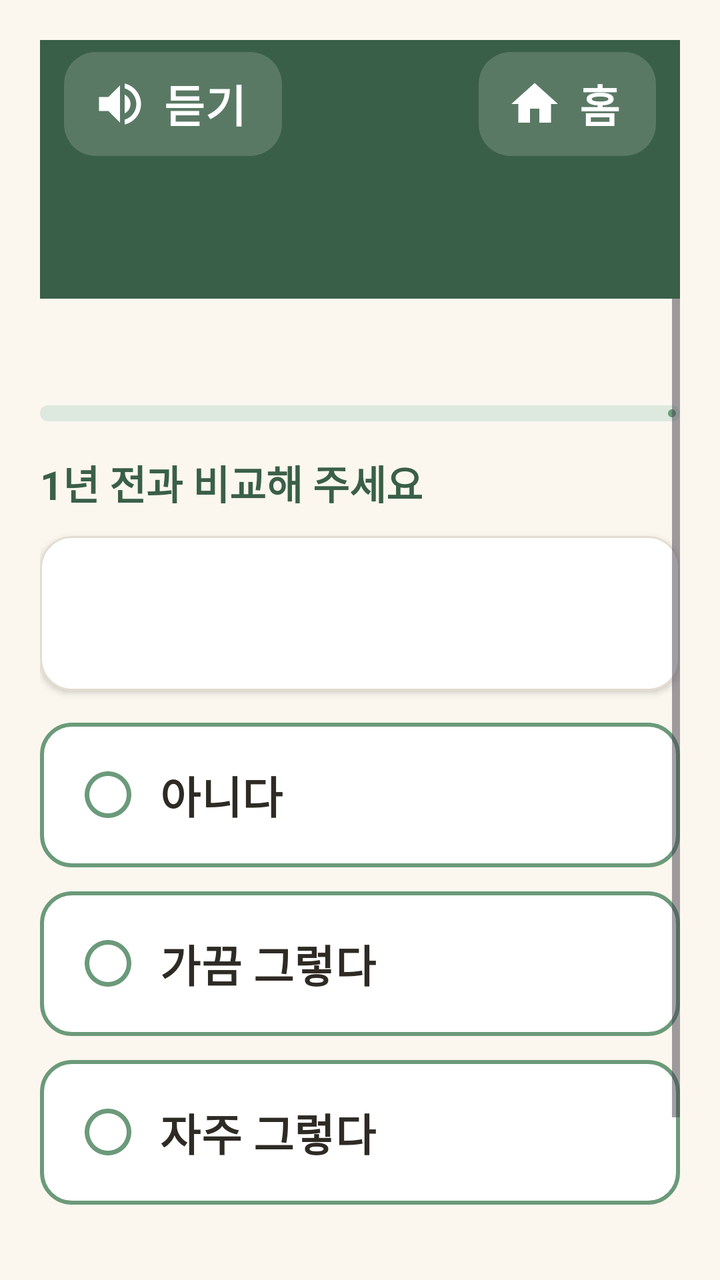
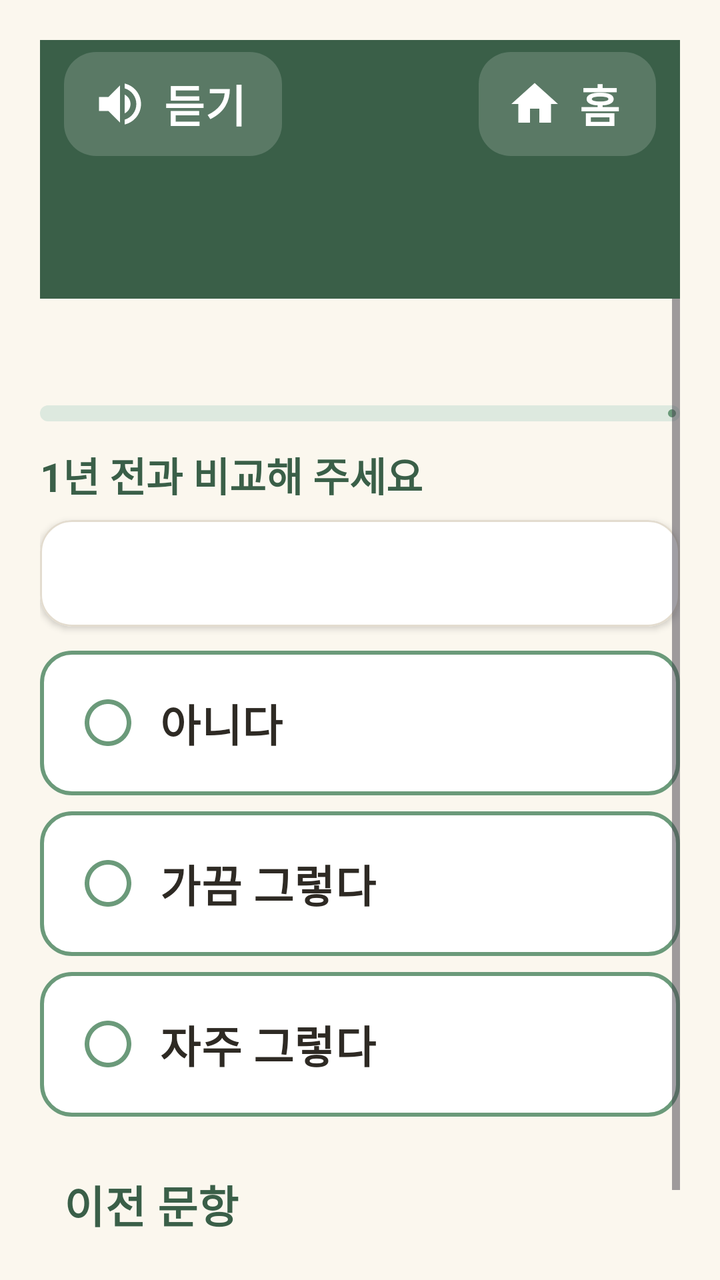

Compare the two renders of this Android layout. The source of the first and the diff that turns it into the second are given below.
<!-- AndroidManifest.xml: application theme Theme.Dorawing -->
<!-- res/layout/activity_diagnosis_question.xml -->
<?xml version="1.0" encoding="utf-8"?>
<LinearLayout xmlns:android="http://schemas.android.com/apk/res/android"
    xmlns:app="http://schemas.android.com/apk/res-auto"
    android:layout_width="match_parent"
    android:layout_height="match_parent"
    android:orientation="vertical"
    android:padding="@dimen/screen_padding">

    <include
        android:id="@+id/topBar"
        layout="@layout/view_top_bar" />

    
    <ScrollView
        android:layout_width="match_parent"
        android:layout_height="0dp"
        android:layout_weight="1"
        android:fadeScrollbars="false"
        android:fillViewport="true">

        <LinearLayout
            android:layout_width="match_parent"
            android:layout_height="wrap_content"
            android:orientation="vertical"
            android:paddingBottom="@dimen/gap">

            
            <TextView
                android:id="@+id/tvProgress"
                style="@style/Text.Heading"
                android:layout_width="match_parent"
                android:layout_height="wrap_content"
                android:layout_marginTop="@dimen/card_gap" />

            <com.google.android.material.progressindicator.LinearProgressIndicator
                android:id="@+id/progressBar"
                android:layout_width="match_parent"
                android:layout_height="wrap_content"
                android:layout_marginTop="8dp"
                android:importantForAccessibility="no"
                android:max="15"
                app:indicatorColor="@color/green_mid"
                app:trackColor="@color/green_light"
                app:trackCornerRadius="4dp"
                app:trackThickness="8dp" />

            
            <TextView
                android:layout_width="match_parent"
                android:layout_height="wrap_content"
                android:layout_marginTop="@dimen/card_gap"
                android:text="@string/diag_compare"
                android:textColor="@color/green_dark"
                android:textStyle="bold" />

            
            <com.google.android.material.card.MaterialCardView
                style="@style/Card"
                android:layout_width="match_parent"
                android:layout_height="wrap_content"
                android:layout_marginTop="@dimen/gap">

                <LinearLayout
                    android:layout_width="match_parent"
                    android:layout_height="wrap_content"
                    android:orientation="vertical">

                    
                    <TextView
                        android:id="@+id/tvNotice"
                        style="@style/Text.Error"
                        android:layout_width="match_parent"
                        android:layout_height="wrap_content"
                        android:layout_marginBottom="@dimen/gap"
                        android:text="@string/diag_answer_please"
                        android:visibility="gone" />

                    <TextView
                        android:id="@+id/tvQuestion"
                        style="@style/Text.Title"
                        android:layout_width="match_parent"
                        android:layout_height="wrap_content"
                        android:textColor="@color/text_main" />
                </LinearLayout>
            </com.google.android.material.card.MaterialCardView>

            
            <Space
                android:layout_width="match_parent"
                android:layout_height="0dp"
                android:layout_weight="1" />

            
            <com.google.android.material.button.MaterialButton
                android:id="@+id/btnAnswer0"
                style="@style/Button.Choice"
                android:layout_width="match_parent"
                android:layout_height="wrap_content"
                android:layout_marginTop="@dimen/card_gap"
                android:text="@string/diag_answer_0" />

            <com.google.android.material.button.MaterialButton
                android:id="@+id/btnAnswer1"
                style="@style/Button.Choice"
                android:layout_width="match_parent"
                android:layout_height="wrap_content"
                android:layout_marginTop="@dimen/gap"
                android:text="@string/diag_answer_1" />

            <com.google.android.material.button.MaterialButton
                android:id="@+id/btnAnswer2"
                style="@style/Button.Choice"
                android:layout_width="match_parent"
                android:layout_height="wrap_content"
                android:layout_marginTop="@dimen/gap"
                android:text="@string/diag_answer_2" />

            <com.google.android.material.button.MaterialButton
                android:id="@+id/btnPrev"
                style="@style/Button.Text"
                android:layout_width="wrap_content"
                android:layout_height="wrap_content"
                android:layout_marginTop="@dimen/gap"
                android:text="@string/diag_prev" />
        </LinearLayout>
    </ScrollView>
</LinearLayout>
<!-- res/layout/view_top_bar.xml (included above) -->
<?xml version="1.0" encoding="utf-8"?>
<LinearLayout xmlns:android="http://schemas.android.com/apk/res/android"
    xmlns:app="http://schemas.android.com/apk/res-auto"
    android:layout_width="match_parent"
    android:layout_height="wrap_content"
    android:background="@color/green_dark"
    android:orientation="vertical"
    android:paddingStart="@dimen/bar_padding"
    android:paddingEnd="@dimen/bar_padding"
    android:paddingBottom="@dimen/bar_bottom">

    <LinearLayout
        android:layout_width="match_parent"
        android:layout_height="wrap_content"
        android:gravity="center_vertical"
        android:orientation="horizontal">

        <com.google.android.material.button.MaterialButton
            android:id="@+id/btnSpeak"
            style="@style/Button.Bar"
            android:layout_width="wrap_content"
            android:layout_height="wrap_content"
            android:text="@string/top_speak"
            app:icon="@drawable/ic_speaker" />

        <Space
            android:layout_width="0dp"
            android:layout_height="0dp"
            android:layout_weight="1" />

        <com.google.android.material.button.MaterialButton
            android:id="@+id/btnHome"
            style="@style/Button.Bar"
            android:layout_width="wrap_content"
            android:layout_height="wrap_content"
            android:text="@string/top_home"
            app:icon="@drawable/ic_home" />
    </LinearLayout>

    <TextView
        android:id="@+id/tvTitle"
        style="@style/Text.BarTitle"
        android:layout_width="match_parent"
        android:layout_height="wrap_content"
        android:layout_marginTop="4dp"
        android:paddingStart="8dp"
        android:paddingEnd="8dp" />

    
    <LinearLayout
        android:id="@+id/boxSubtitle"
        android:layout_width="match_parent"
        android:layout_height="wrap_content"
        android:layout_marginTop="@dimen/gap"
        android:gravity="center_vertical"
        android:orientation="horizontal"
        android:paddingStart="8dp"
        android:paddingEnd="8dp"
        android:visibility="gone">

        <ImageView
            android:layout_width="@dimen/logo_size"
            android:layout_height="@dimen/logo_size"
            android:layout_marginEnd="@dimen/gap"
            android:importantForAccessibility="no"
            android:src="@drawable/ic_logo" />

        <TextView
            style="@style/Text.BarSub"
            android:layout_width="0dp"
            android:layout_height="wrap_content"
            android:layout_weight="1"
            android:text="@string/app_subtitle" />
    </LinearLayout>
</LinearLayout>
<!-- resources referenced by this layout -->
<resources>
  <color name="green_dark">#3A5F48</color>
  <color name="green_light">#DDE9DF</color>
  <color name="green_mid">#6B9A7A</color>
  <color name="text_main">#2E2A24</color>
  <dimen name="bar_bottom">24dp</dimen>
  <dimen name="bar_padding">12dp</dimen>
  <dimen name="card_gap">16dp</dimen>
  <dimen name="gap">12dp</dimen>
  <dimen name="logo_size">44dp</dimen>
  <dimen name="screen_padding">20dp</dimen>
  <!-- drawable ic_home (drawable) -->
  <vector xmlns:android="http://schemas.android.com/apk/res/android"
      android:width="24dp"
      android:height="24dp"
      android:viewportWidth="24"
      android:viewportHeight="24">
      <path
          android:fillColor="#FF000000"
          android:pathData="M10,20v-6h4v6h5v-8h3L12,3 2,12h3v8z" />
  </vector>
  <string name="app_subtitle">오늘의 기억을 그리다</string>
  <string name="diag_answer_0">아니다</string>
  <string name="diag_answer_1">가끔 그렇다</string>
  <string name="diag_answer_2">자주 그렇다</string>
  <string name="diag_answer_please">이 문항에 답해 주세요</string>
  <string name="diag_compare">1년 전과 비교해 주세요</string>
  <string name="diag_prev">이전 문항</string>
  <string name="top_home">홈</string>
  <string name="top_speak">듣기</string>
  <style name="Text.BarSub" parent="Text.Body">
          <item name="android:textColor">@color/green_light</item>
      </style>
  <style name="Text.BarTitle" parent="Text.Title">
          <item name="android:textColor">@color/white</item>
      </style>
  <style name="Text.Error" parent="Text.Body">
          <item name="android:textColor">@color/error_brown</item>
          <item name="android:textStyle">bold</item>
      </style>
  <style name="Text.Heading" parent="Text.Body">
          <item name="android:textSize">@dimen/text_heading</item>
          <item name="android:textStyle">bold</item>
          <item name="android:textColor">@color/green_dark</item>
      </style>
  <style name="Text.Title" parent="Text.Body">
          <item name="android:textSize">@dimen/text_title</item>
          <item name="android:textStyle">bold</item>
          <item name="android:textColor">@color/green_dark</item>
          <item name="android:lineSpacingMultiplier">1.1</item>
      </style>
  <dimen name="button_height">64dp</dimen>
  <dimen name="bar_button_inset">6dp</dimen>
  <dimen name="text_button">22sp</dimen>
  <color name="white">#FFFFFFFF</color>
  <dimen name="corner">16dp</dimen>
  <color name="bar_button">#29FFFFFF</color>
  <color name="bar_ripple">#40FFFFFF</color>
  <dimen name="icon_size">28dp</dimen>
  <dimen name="card_padding">20dp</dimen>
  <dimen name="card_elevation">2dp</dimen>
  <color name="line">#E3DCCF</color>
  <dimen name="card_stroke">1dp</dimen>
  <color name="error_brown">#7A3E1D</color>
  <dimen name="text_heading">22sp</dimen>
  <dimen name="text_title">28sp</dimen>
  <color name="cream">#FBF7EE</color>
  <color name="text_sub">#6F665A</color>
  <dimen name="button_stroke">2dp</dimen>
  <dimen name="text_body">20sp</dimen>
  <style name="Dialog.Box" parent="MaterialAlertDialog.Material3">
          <item name="backgroundTint">@color/white</item>
          <item name="shapeAppearance">@style/Shape.Dialog</item>
      </style>
  <style name="Dialog.Title" parent="MaterialAlertDialog.Material3.Title.Text">
          <item name="android:textSize">@dimen/text_heading</item>
          <item name="android:textStyle">bold</item>
          <item name="android:textColor">@color/green_dark</item>
      </style>
  <style name="Dialog.Button" parent="Widget.Material3.Button.TextButton.Dialog">
          <item name="android:textSize">@dimen/text_button</item>
          <item name="android:textStyle">bold</item>
          <item name="android:minHeight">@dimen/button_height</item>
          <item name="android:textColor">@color/green_dark</item>
      </style>
  <style name="Shape.Dialog" parent="">
          <item name="cornerFamily">rounded</item>
          <item name="cornerSize">@dimen/corner</item>
      </style>
  <!-- unchanged entries left out for length: 16 -->
</resources>

<!-- the commit's change to res/layout/activity_diagnosis_question.xml (unified diff, before → after) -->
@@ -48,7 +48,7 @@
             <TextView
                 android:layout_width="match_parent"
                 android:layout_height="wrap_content"
-                android:layout_marginTop="@dimen/card_gap"
+                android:layout_marginTop="@dimen/gap"
                 android:text="@string/diag_compare"
                 android:textColor="@color/green_dark"
                 android:textStyle="bold" />
@@ -58,7 +58,9 @@
                 style="@style/Card"
                 android:layout_width="match_parent"
                 android:layout_height="wrap_content"
-                android:layout_marginTop="@dimen/gap">
+                android:layout_marginTop="8dp"
+                app:contentPaddingBottom="@dimen/gap"
+                app:contentPaddingTop="@dimen/gap">
 
                 <LinearLayout
                     android:layout_width="match_parent"
@@ -77,7 +79,7 @@
 
                     <TextView
                         android:id="@+id/tvQuestion"
-                        style="@style/Text.Title"
+                        style="@style/Text.Heading"
                         android:layout_width="match_parent"
                         android:layout_height="wrap_content"
                         android:textColor="@color/text_main" />
@@ -96,7 +98,7 @@
                 style="@style/Button.Choice"
                 android:layout_width="match_parent"
                 android:layout_height="wrap_content"
-                android:layout_marginTop="@dimen/card_gap"
+                android:layout_marginTop="@dimen/gap"
                 android:text="@string/diag_answer_0" />
 
             <com.google.android.material.button.MaterialButton
@@ -104,7 +106,7 @@
                 style="@style/Button.Choice"
                 android:layout_width="match_parent"
                 android:layout_height="wrap_content"
-                android:layout_marginTop="@dimen/gap"
+                android:layout_marginTop="8dp"
                 android:text="@string/diag_answer_1" />
 
             <com.google.android.material.button.MaterialButton
@@ -112,7 +114,7 @@
                 style="@style/Button.Choice"
                 android:layout_width="match_parent"
                 android:layout_height="wrap_content"
-                android:layout_marginTop="@dimen/gap"
+                android:layout_marginTop="8dp"
                 android:text="@string/diag_answer_2" />
 
             <com.google.android.material.button.MaterialButton
